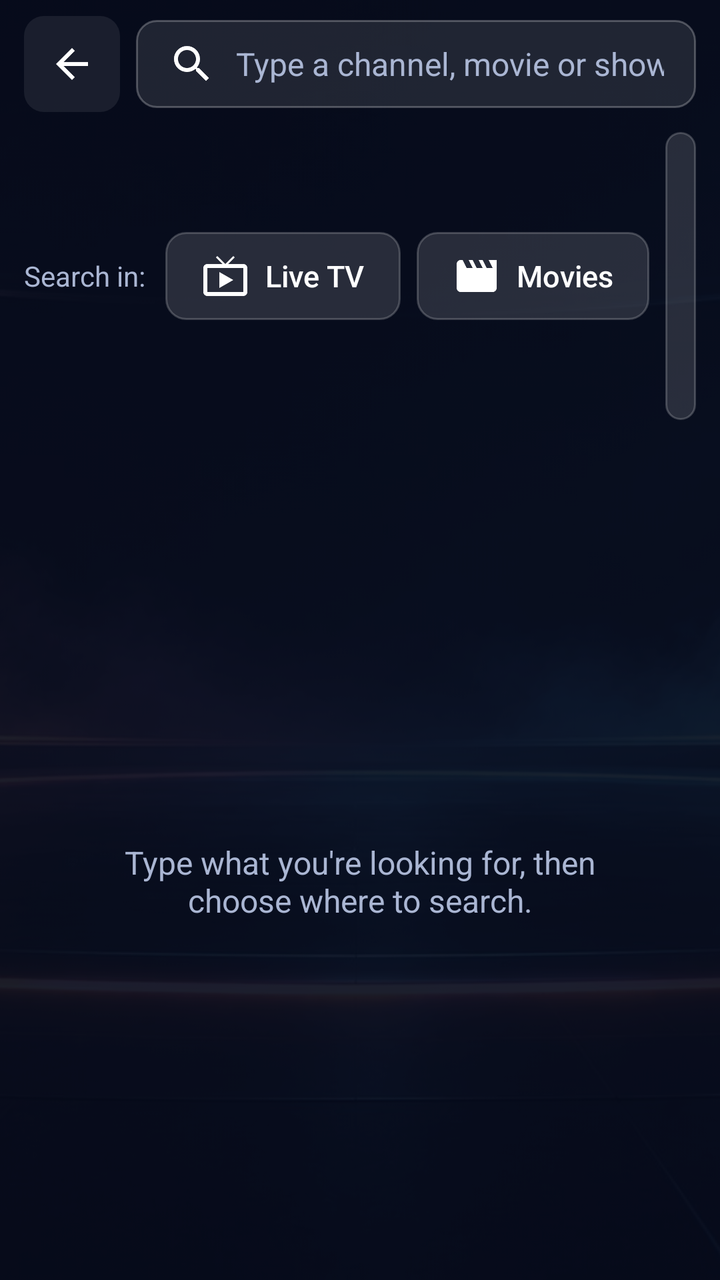
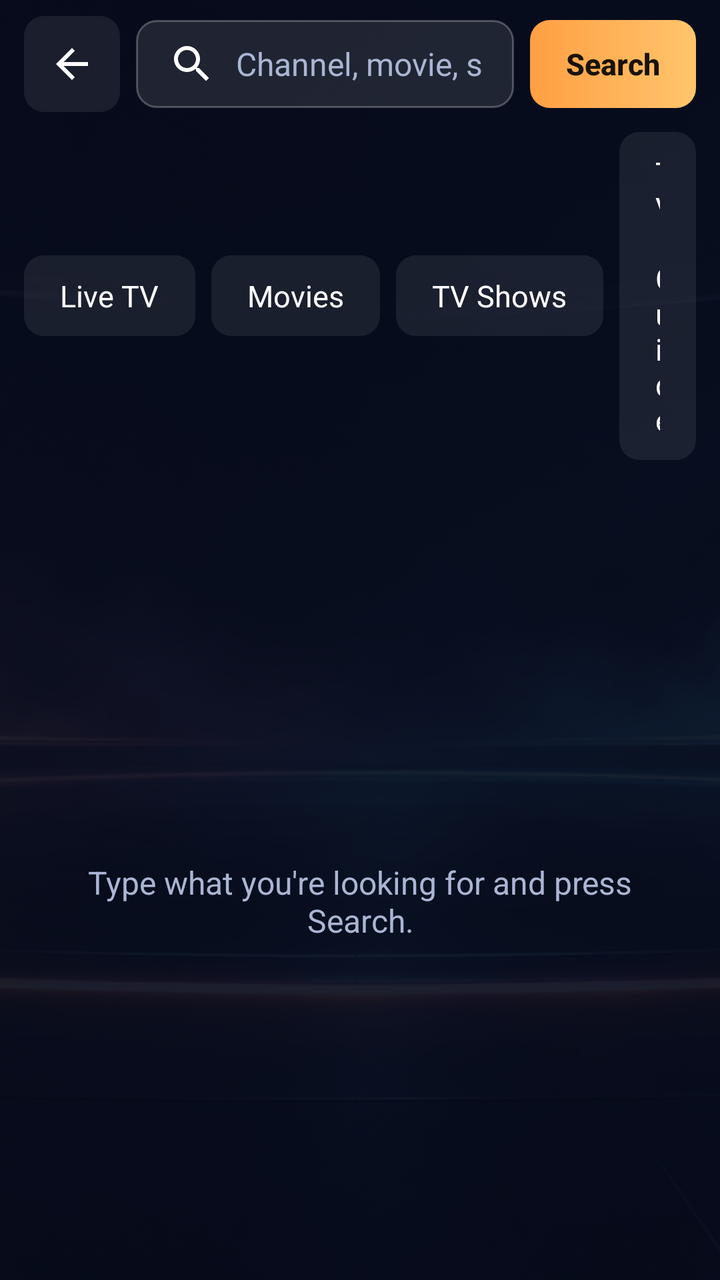

An Android layout rendered at two revisions. The XML below is the earlier revision; the diff shows what the commit changed to produce the second picture.
<!-- AndroidManifest.xml: application theme Theme.Farloh -->
<!-- res/layout/activity_search.xml -->
<?xml version="1.0" encoding="utf-8"?>
<FrameLayout xmlns:android="http://schemas.android.com/apk/res/android"
    android:layout_width="match_parent" android:layout_height="match_parent">

    <ImageView android:layout_width="match_parent" android:layout_height="match_parent" android:alpha="0.3"
        android:scaleType="centerCrop" android:src="@drawable/farloh_bg" android:importantForAccessibility="no" />
    <View android:layout_width="match_parent" android:layout_height="match_parent" android:background="#B3070B1A" />

    <LinearLayout android:id="@+id/safe" android:layout_width="match_parent" android:layout_height="match_parent"
        android:orientation="vertical" android:paddingStart="12dp" android:paddingTop="8dp" android:paddingEnd="12dp">

        
        <LinearLayout android:layout_width="match_parent" android:layout_height="wrap_content"
            android:gravity="center_vertical" android:orientation="horizontal">
            <ImageButton android:id="@+id/back" style="@style/IconBtn" android:src="@drawable/ic_back"
                android:contentDescription="Back" />
            <EditText android:id="@+id/query" style="@style/Field" android:layout_width="0dp" android:layout_weight="1"
                android:layout_marginStart="8dp" android:layout_marginTop="0dp" android:drawableStart="@drawable/ic_search"
                android:drawablePadding="10dp" android:hint="Type a channel, movie or show name"
                android:imeOptions="actionSearch|flagNoExtractUi" android:inputType="text"
                android:paddingTop="10dp" android:paddingBottom="10dp" />
        </LinearLayout>

        
        <LinearLayout android:layout_width="match_parent" android:layout_height="wrap_content"
            android:layout_marginTop="10dp" android:gravity="center_vertical" android:orientation="horizontal">
            <TextView android:layout_width="wrap_content" android:layout_height="wrap_content" android:layout_marginEnd="10dp"
                android:text="Search in:" android:textColor="@color/text2" android:textSize="14sp" />
            <Button android:id="@+id/inLive" style="@style/Btn" android:drawableStart="@drawable/ic_live"
                android:drawablePadding="8dp" android:text="Live TV" />
            <Button android:id="@+id/inMovies" style="@style/Btn" android:layout_marginStart="8dp"
                android:drawableStart="@drawable/ic_movie" android:drawablePadding="8dp" android:text="Movies" />
            <Button android:id="@+id/inSeries" style="@style/Btn" android:layout_marginStart="8dp"
                android:drawableStart="@drawable/ic_series" android:drawablePadding="8dp" android:text="TV Shows" />
            <Button android:id="@+id/inAll" style="@style/Btn.Primary" android:layout_marginStart="8dp" android:text="All" />
        </LinearLayout>

        
        <LinearLayout android:id="@+id/tabs" android:layout_width="match_parent" android:layout_height="wrap_content"
            android:layout_marginTop="10dp" android:gravity="center_vertical" android:orientation="horizontal"
            android:visibility="gone">
            <TextView android:id="@+id/tabLive" style="@style/Tab" />
            <TextView android:id="@+id/tabMovies" style="@style/Tab" android:layout_marginStart="8dp" />
            <TextView android:id="@+id/tabSeries" style="@style/Tab" android:layout_marginStart="8dp" />
        </LinearLayout>

        <TextView android:id="@+id/summary" android:layout_width="match_parent" android:layout_height="wrap_content"
            android:layout_marginTop="8dp" android:textColor="@color/text2" android:textSize="13sp" />

        <FrameLayout android:layout_width="match_parent" android:layout_height="0dp" android:layout_weight="1"
            android:layout_marginTop="6dp">
            <androidx.recyclerview.widget.RecyclerView android:id="@+id/results" android:layout_width="match_parent"
                android:layout_height="match_parent" android:clipToPadding="false" android:paddingBottom="16dp" />
            <TextView android:id="@+id/empty" android:layout_width="wrap_content" android:layout_height="wrap_content"
                android:layout_gravity="center" android:gravity="center" android:padding="24dp"
                android:text="Type what you're looking for, then choose where to search."
                android:textColor="@color/text2" android:textSize="16sp" />
            <ProgressBar android:id="@+id/loading" android:layout_width="56dp" android:layout_height="56dp"
                android:layout_gravity="center" android:visibility="gone" />
        </FrameLayout>
    </LinearLayout>
</FrameLayout>
<!-- resources referenced by this layout -->
<resources>
  <color name="text2">#AAB6D3</color>
  <!-- drawable ic_back (drawable) -->
  <?xml version="1.0" encoding="utf-8"?>
  <vector xmlns:android="http://schemas.android.com/apk/res/android" android:width="24dp" android:height="24dp" android:viewportWidth="24" android:viewportHeight="24">
      <path android:fillColor="#FFFFFFFF" android:pathData="M20,11H7.83l5.59,-5.59L12,4l-8,8 8,8 1.41,-1.41L7.83,13H20v-2z" />
  </vector>
  <!-- drawable ic_live (drawable) -->
  <?xml version="1.0" encoding="utf-8"?>
  <vector xmlns:android="http://schemas.android.com/apk/res/android" android:width="24dp" android:height="24dp" android:viewportWidth="24" android:viewportHeight="24">
      <path android:fillColor="#FFFFFFFF" android:pathData="M21,6h-7.59l3.29,-3.29L16,2l-4,4 -4,-4 -0.71,0.71L10.59,6L3,6c-1.1,0 -2,0.89 -2,2v12c0,1.1 0.9,2 2,2h18c1.1,0 2,-0.9 2,-2L23,8c0,-1.11 -0.9,-2 -2,-2zM21,20L3,20L3,8h18v12zM9,10v8l7,-4z" />
  </vector>
  <!-- drawable ic_movie (drawable) -->
  <?xml version="1.0" encoding="utf-8"?>
  <vector xmlns:android="http://schemas.android.com/apk/res/android" android:width="24dp" android:height="24dp" android:viewportWidth="24" android:viewportHeight="24">
      <path android:fillColor="#FFFFFFFF" android:pathData="M18,4l2,4h-3l-2,-4h-2l2,4h-3l-2,-4H8l2,4H7L5,4H4c-1.1,0 -1.99,0.9 -1.99,2L2,18c0,1.1 0.9,2 2,2h16c1.1,0 2,-0.9 2,-2V4h-4z" />
  </vector>
  <!-- drawable ic_series (drawable) -->
  <?xml version="1.0" encoding="utf-8"?>
  <vector xmlns:android="http://schemas.android.com/apk/res/android" android:width="24dp" android:height="24dp" android:viewportWidth="24" android:viewportHeight="24">
      <path android:fillColor="#FFFFFFFF" android:pathData="M21,3H3c-1.1,0 -2,0.9 -2,2v12c0,1.1 0.9,2 2,2h5v2h8v-2h5c1.1,0 1.99,-0.9 1.99,-2L23,5c0,-1.1 -0.9,-2 -2,-2zM21,17H3V5h18v12z" />
  </vector>
  <style name="Btn.Primary">
          <item name="android:background">@drawable/btn_primary</item>
          <item name="android:textColor">#1A1206</item>
          <item name="android:textStyle">bold</item>
      </style>
  <style name="IconBtn">
          <item name="android:layout_width">48dp</item>
          <item name="android:layout_height">48dp</item>
          <item name="android:background">@drawable/focus_bg</item>
          <item name="android:padding">12dp</item>
          <item name="android:scaleType">fitCenter</item>
          <item name="android:focusable">true</item>
          <item name="android:tint">@color/text</item>
      </style>
  <color name="text">#FFFFFF</color>
  <!-- drawable field_bg (drawable) -->
  <?xml version="1.0" encoding="utf-8"?>
  <selector xmlns:android="http://schemas.android.com/apk/res/android">
      <item android:state_focused="true">
          <shape><corners android:radius="@dimen/corner" /><solid android:color="#26FFFFFF" /><stroke android:width="2dp" android:color="@color/accent" /></shape>
      </item>
      <item>
          <shape><corners android:radius="@dimen/corner" /><solid android:color="#1AFFFFFF" /><stroke android:width="1dp" android:color="#40FFFFFF" /></shape>
      </item>
  </selector>
  <color name="accent">#FF9F43</color>
  <color name="bg_deep">#070B1A</color>
  <style name="Theme.Farloh.Dialog" parent="Theme.AppCompat.Dialog.Alert">
          <item name="colorAccent">@color/accent</item>
          <item name="android:windowBackground">@drawable/dialog_bg</item>
          <item name="android:textColorPrimary">@color/text</item>
          <item name="android:textColorSecondary">@color/text2</item>
      </style>
  <dimen name="corner">10dp</dimen>
  <!-- drawable dialog_bg (drawable) -->
  <?xml version="1.0" encoding="utf-8"?>
  <inset xmlns:android="http://schemas.android.com/apk/res/android" android:inset="16dp">
      <shape>
          <corners android:radius="16dp" />
          <solid android:color="@color/panel_solid" />
          <stroke android:width="1dp" android:color="#33FFFFFF" />
      </shape>
  </inset>
  <color name="panel_solid">#0E1630</color>
  <!-- unchanged entries left out for length: 9 -->
</resources>

<!-- the commit's change to res/layout/activity_search.xml (unified diff, before → after) -->
@@ -16,32 +16,25 @@
                 android:contentDescription="Back" />
             <EditText android:id="@+id/query" style="@style/Field" android:layout_width="0dp" android:layout_weight="1"
                 android:layout_marginStart="8dp" android:layout_marginTop="0dp" android:drawableStart="@drawable/ic_search"
-                android:drawablePadding="10dp" android:hint="Type a channel, movie or show name"
+                android:drawablePadding="10dp" android:hint="Channel, movie, show or programme name"
                 android:imeOptions="actionSearch|flagNoExtractUi" android:inputType="text"
                 android:paddingTop="10dp" android:paddingBottom="10dp" />
-        </LinearLayout>
-
-        
-        <LinearLayout android:layout_width="match_parent" android:layout_height="wrap_content"
-            android:layout_marginTop="10dp" android:gravity="center_vertical" android:orientation="horizontal">
-            <TextView android:layout_width="wrap_content" android:layout_height="wrap_content" android:layout_marginEnd="10dp"
-                android:text="Search in:" android:textColor="@color/text2" android:textSize="14sp" />
-            <Button android:id="@+id/inLive" style="@style/Btn" android:drawableStart="@drawable/ic_live"
-                android:drawablePadding="8dp" android:text="Live TV" />
-            <Button android:id="@+id/inMovies" style="@style/Btn" android:layout_marginStart="8dp"
-                android:drawableStart="@drawable/ic_movie" android:drawablePadding="8dp" android:text="Movies" />
-            <Button android:id="@+id/inSeries" style="@style/Btn" android:layout_marginStart="8dp"
-                android:drawableStart="@drawable/ic_series" android:drawablePadding="8dp" android:text="TV Shows" />
-            <Button android:id="@+id/inAll" style="@style/Btn.Primary" android:layout_marginStart="8dp" android:text="All" />
+            <Button android:id="@+id/go" style="@style/Btn.Primary" android:layout_marginStart="8dp" android:text="Search" />
         </LinearLayout>
 
         
         <LinearLayout android:id="@+id/tabs" android:layout_width="match_parent" android:layout_height="wrap_content"
-            android:layout_marginTop="10dp" android:gravity="center_vertical" android:orientation="horizontal"
-            android:visibility="gone">
-            <TextView android:id="@+id/tabLive" style="@style/Tab" />
-            <TextView android:id="@+id/tabMovies" style="@style/Tab" android:layout_marginStart="8dp" />
-            <TextView android:id="@+id/tabSeries" style="@style/Tab" android:layout_marginStart="8dp" />
+            android:layout_marginTop="10dp" android:gravity="center_vertical" android:orientation="horizontal">
+            <TextView android:id="@+id/tabLive" style="@style/Tab" android:text="Live TV" />
+            <TextView android:id="@+id/tabMovies" style="@style/Tab" android:layout_marginStart="8dp" android:text="Movies" />
+            <TextView android:id="@+id/tabSeries" style="@style/Tab" android:layout_marginStart="8dp" android:text="TV Shows" />
+            <TextView android:id="@+id/tabGuide" style="@style/Tab" android:layout_marginStart="8dp" android:text="TV Guide" />
+            <View android:layout_width="0dp" android:layout_height="1dp" android:layout_weight="1" />
+            <ProgressBar android:id="@+id/guideProgress" android:layout_width="24dp" android:layout_height="24dp"
+                android:layout_marginEnd="8dp" android:visibility="gone" />
+            <Button android:id="@+id/guideAction" style="@style/Btn" android:drawableStart="@drawable/ic_refresh"
+                android:drawablePadding="6dp" android:minHeight="38dp" android:text="Download TV guide" android:textSize="13sp"
+                android:visibility="gone" />
         </LinearLayout>
 
         <TextView android:id="@+id/summary" android:layout_width="match_parent" android:layout_height="wrap_content"
@@ -53,7 +46,7 @@
                 android:layout_height="match_parent" android:clipToPadding="false" android:paddingBottom="16dp" />
             <TextView android:id="@+id/empty" android:layout_width="wrap_content" android:layout_height="wrap_content"
                 android:layout_gravity="center" android:gravity="center" android:padding="24dp"
-                android:text="Type what you're looking for, then choose where to search."
+                android:text="Type what you're looking for and press Search."
                 android:textColor="@color/text2" android:textSize="16sp" />
             <ProgressBar android:id="@+id/loading" android:layout_width="56dp" android:layout_height="56dp"
                 android:layout_gravity="center" android:visibility="gone" />
<!-- resource entries referenced after the edit -->
@@ -6,20 +6,10 @@
   <vector xmlns:android="http://schemas.android.com/apk/res/android" android:width="24dp" android:height="24dp" android:viewportWidth="24" android:viewportHeight="24">
       <path android:fillColor="#FFFFFFFF" android:pathData="M20,11H7.83l5.59,-5.59L12,4l-8,8 8,8 1.41,-1.41L7.83,13H20v-2z" />
   </vector>
-  <!-- drawable ic_live (drawable) -->
+  <!-- drawable ic_refresh (drawable) -->
   <?xml version="1.0" encoding="utf-8"?>
   <vector xmlns:android="http://schemas.android.com/apk/res/android" android:width="24dp" android:height="24dp" android:viewportWidth="24" android:viewportHeight="24">
-      <path android:fillColor="#FFFFFFFF" android:pathData="M21,6h-7.59l3.29,-3.29L16,2l-4,4 -4,-4 -0.71,0.71L10.59,6L3,6c-1.1,0 -2,0.89 -2,2v12c0,1.1 0.9,2 2,2h18c1.1,0 2,-0.9 2,-2L23,8c0,-1.11 -0.9,-2 -2,-2zM21,20L3,20L3,8h18v12zM9,10v8l7,-4z" />
-  </vector>
-  <!-- drawable ic_movie (drawable) -->
-  <?xml version="1.0" encoding="utf-8"?>
-  <vector xmlns:android="http://schemas.android.com/apk/res/android" android:width="24dp" android:height="24dp" android:viewportWidth="24" android:viewportHeight="24">
-      <path android:fillColor="#FFFFFFFF" android:pathData="M18,4l2,4h-3l-2,-4h-2l2,4h-3l-2,-4H8l2,4H7L5,4H4c-1.1,0 -1.99,0.9 -1.99,2L2,18c0,1.1 0.9,2 2,2h16c1.1,0 2,-0.9 2,-2V4h-4z" />
-  </vector>
-  <!-- drawable ic_series (drawable) -->
-  <?xml version="1.0" encoding="utf-8"?>
-  <vector xmlns:android="http://schemas.android.com/apk/res/android" android:width="24dp" android:height="24dp" android:viewportWidth="24" android:viewportHeight="24">
-      <path android:fillColor="#FFFFFFFF" android:pathData="M21,3H3c-1.1,0 -2,0.9 -2,2v12c0,1.1 0.9,2 2,2h5v2h8v-2h5c1.1,0 1.99,-0.9 1.99,-2L23,5c0,-1.1 -0.9,-2 -2,-2zM21,17H3V5h18v12z" />
+      <path android:fillColor="#FFFFFFFF" android:pathData="M17.65,6.35C16.2,4.9 14.21,4 12,4c-4.42,0 -7.99,3.58 -7.99,8s3.57,8 7.99,8c3.73,0 6.84,-2.55 7.73,-6h-2.08c-0.82,2.33 -3.04,4 -5.65,4 -3.31,0 -6,-2.69 -6,-6s2.69,-6 6,-6c1.66,0 3.14,0.69 4.22,1.78L13,11h7V4l-2.35,2.35z" />
   </vector>
   <style name="Btn.Primary">
           <item name="android:background">@drawable/btn_primary</item>
